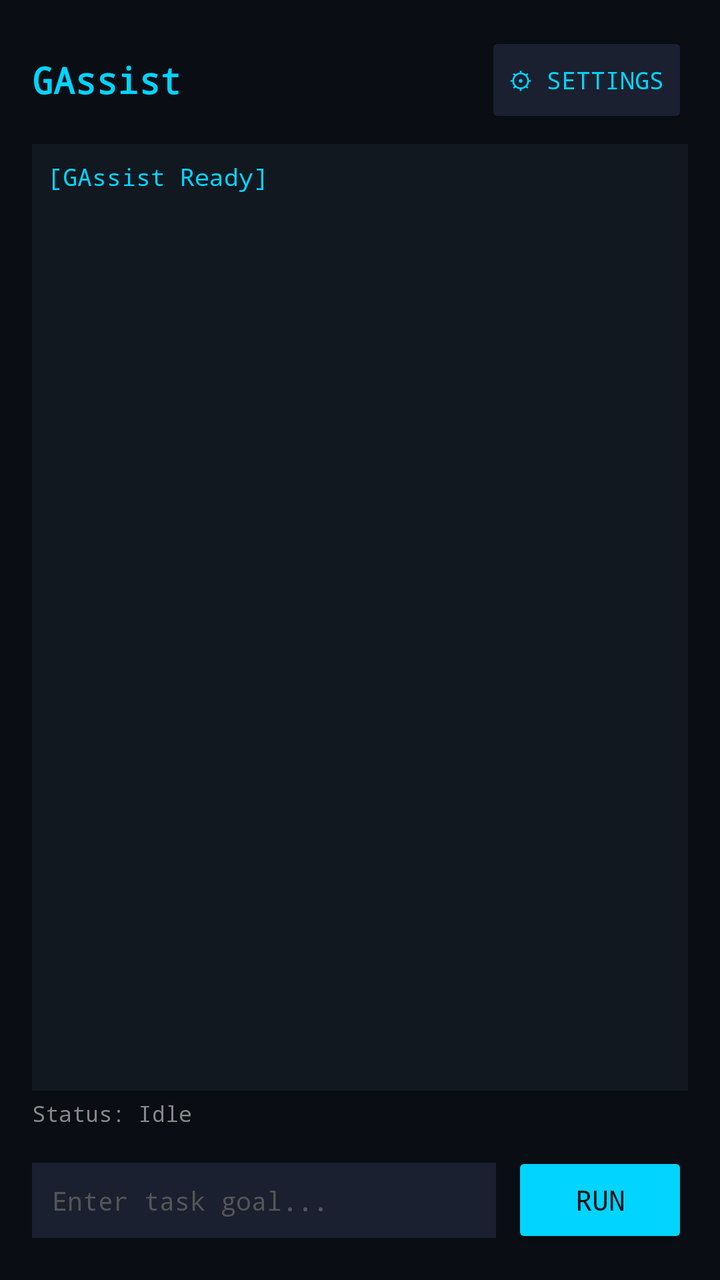
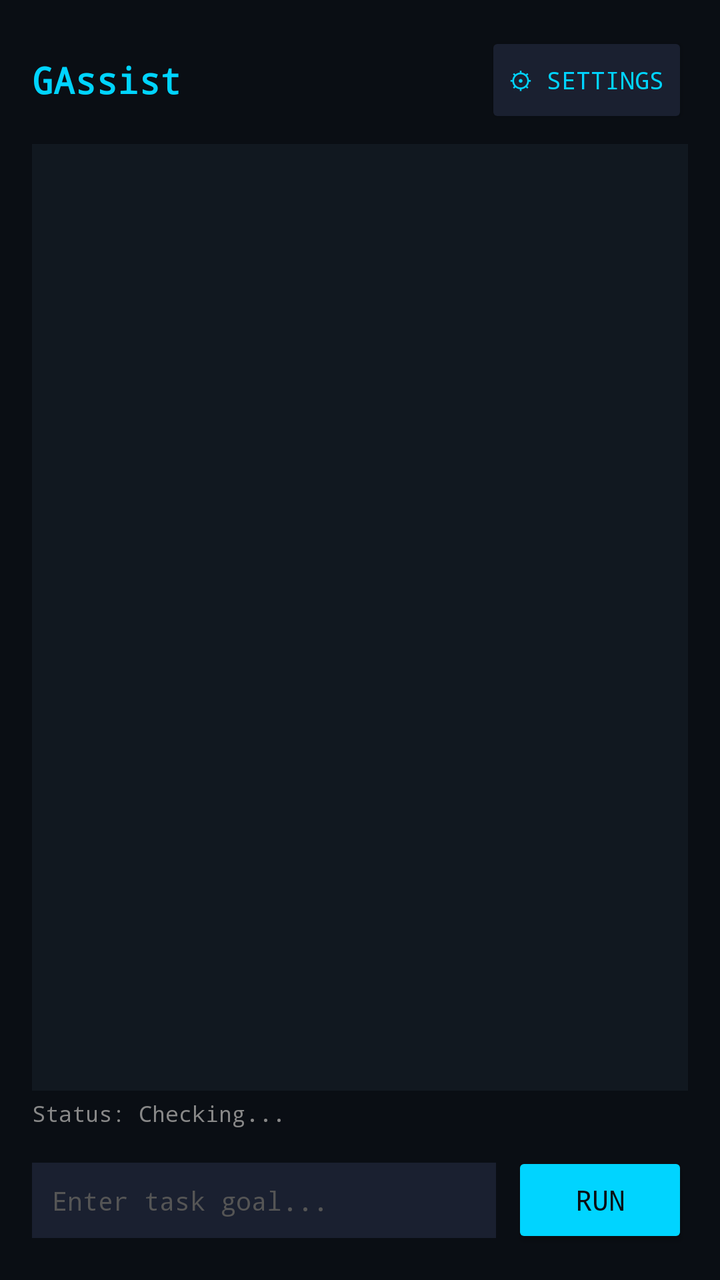

The first picture is an Android layout as it rendered before a commit; the second is the same layout after the commit. The layout source and the unified diff follow.
<!-- AndroidManifest.xml: application theme AppTheme -->
<!-- res/layout/activity_main.xml -->
<?xml version="1.0" encoding="utf-8"?>
<LinearLayout xmlns:android="http://schemas.android.com/apk/res/android"
    android:layout_width="match_parent"
    android:layout_height="match_parent"
    android:background="#0A0E14"
    android:orientation="vertical"
    android:padding="16dp">

    
    <LinearLayout
        android:layout_width="match_parent"
        android:layout_height="wrap_content"
        android:orientation="horizontal"
        android:gravity="center_vertical"
        android:layout_marginBottom="8dp">

        <TextView
            android:layout_width="0dp"
            android:layout_height="wrap_content"
            android:layout_weight="1"
            android:text="GAssist"
            android:textColor="#00D4FF"
            android:textSize="18sp"
            android:fontFamily="monospace"
            android:textStyle="bold" />

        <Button
            android:id="@+id/btnSettings"
            android:layout_width="wrap_content"
            android:layout_height="wrap_content"
            android:text="⚙ Settings"
            android:textColor="#00D4FF"
            android:backgroundTint="#1A2030"
            android:fontFamily="monospace"
            android:textSize="12sp" />
    </LinearLayout>

    
    <ScrollView
        android:id="@+id/scrollView"
        android:layout_width="match_parent"
        android:layout_height="0dp"
        android:layout_weight="1"
        android:background="#111820"
        android:padding="8dp">

        <TextView
            android:id="@+id/tvLog"
            android:layout_width="match_parent"
            android:layout_height="wrap_content"
            android:fontFamily="monospace"
            android:textColor="#00D4FF"
            android:textSize="12sp"
            android:text="[GAssist Ready]\n" />
    </ScrollView>

    
    <TextView
        android:id="@+id/tvStatus"
        android:layout_width="match_parent"
        android:layout_height="wrap_content"
        android:paddingVertical="4dp"
        android:textColor="#888888"
        android:fontFamily="monospace"
        android:textSize="11sp"
        android:text="Status: Idle" />

    
    <LinearLayout
        android:layout_width="match_parent"
        android:layout_height="wrap_content"
        android:orientation="horizontal"
        android:layout_marginTop="8dp">

        <EditText
            android:id="@+id/etGoal"
            android:layout_width="0dp"
            android:layout_height="wrap_content"
            android:layout_weight="1"
            android:hint="Enter task goal..."
            android:textColor="#FFFFFF"
            android:textColorHint="#555555"
            android:background="#1A2030"
            android:padding="10dp"
            android:fontFamily="monospace"
            android:textSize="13sp"
            android:inputType="text"
            android:imeOptions="actionSend" />

        <Button
            android:id="@+id/btnRun"
            android:layout_width="wrap_content"
            android:layout_height="wrap_content"
            android:layout_marginStart="8dp"
            android:text="RUN"
            android:textColor="#0A0E14"
            android:backgroundTint="#00D4FF"
            android:fontFamily="monospace" />
    </LinearLayout>

    <Button
        android:id="@+id/btnStop"
        android:layout_width="match_parent"
        android:layout_height="wrap_content"
        android:layout_marginTop="4dp"
        android:text="STOP"
        android:textColor="#0A0E14"
        android:backgroundTint="#FF4444"
        android:fontFamily="monospace"
        android:visibility="gone" />

</LinearLayout>
<!-- resources referenced by this layout -->
<resources>
  <style name="AppTheme" parent="Theme.MaterialComponents.DayNight.DarkActionBar">
          <item name="colorPrimary">#00D4FF</item>
          <item name="colorPrimaryDark">#0A0E14</item>
          <item name="colorAccent">#00D4FF</item>
          <item name="android:windowBackground">#0A0E14</item>
      </style>
</resources>

<!-- the commit's change to res/layout/activity_main.xml (unified diff, before → after) -->
@@ -50,8 +50,7 @@
             android:layout_height="wrap_content"
             android:fontFamily="monospace"
             android:textColor="#00D4FF"
-            android:textSize="12sp"
-            android:text="[GAssist Ready]\n" />
+            android:textSize="12sp" />
     </ScrollView>
 
     
@@ -63,7 +62,7 @@
         android:textColor="#888888"
         android:fontFamily="monospace"
         android:textSize="11sp"
-        android:text="Status: Idle" />
+        android:text="Status: Checking..." />
 
     
     <LinearLayout
@@ -103,7 +102,7 @@
         android:layout_width="match_parent"
         android:layout_height="wrap_content"
         android:layout_marginTop="4dp"
-        android:text="STOP"
+        android:text="■ STOP"
         android:textColor="#0A0E14"
         android:backgroundTint="#FF4444"
         android:fontFamily="monospace"
